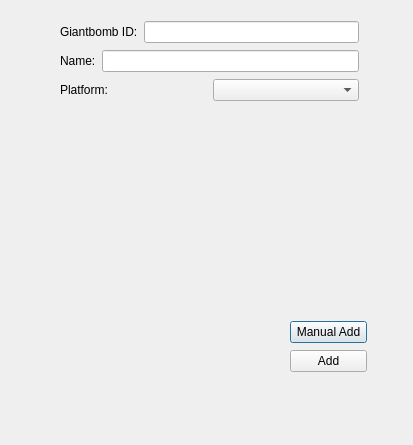
The window that GameTrackerV2/dialog.ui (Zazkya/game-tracker-v2) describes before a commit, drawn with Qt 5.
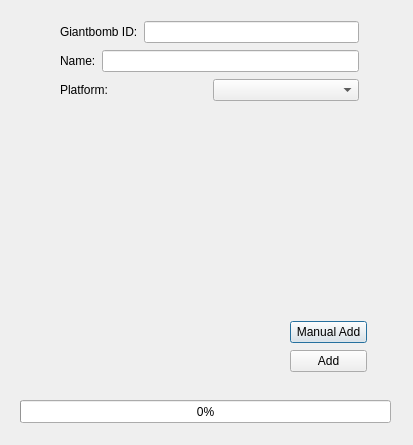
The same window after the commit.

```diff
--- a/GameTrackerV2/dialog.ui
+++ b/GameTrackerV2/dialog.ui
@@ -18,15 +18,15 @@
     <rect>
      <x>30</x>
      <y>130</y>
-     <width>211</width>
-     <height>281</height>
+     <width>221</width>
+     <height>241</height>
     </rect>
    </property>
    <property name="text">
     <string/>
    </property>
   </widget>
-  <widget class="QWidget" name="">
+  <widget class="QWidget" name="layoutWidget">
    <property name="geometry">
     <rect>
      <x>290</x>
@@ -52,7 +52,7 @@
     </item>
    </layout>
   </widget>
-  <widget class="QWidget" name="">
+  <widget class="QWidget" name="layoutWidget">
    <property name="geometry">
     <rect>
      <x>60</x>
@@ -110,6 +110,19 @@
     </item>
    </layout>
   </widget>
+  <widget class="QProgressBar" name="progressBar">
+   <property name="geometry">
+    <rect>
+     <x>20</x>
+     <y>400</y>
+     <width>371</width>
+     <height>23</height>
+    </rect>
+   </property>
+   <property name="value">
+    <number>0</number>
+   </property>
+  </widget>
  </widget>
  <resources/>
  <connections/>
```
